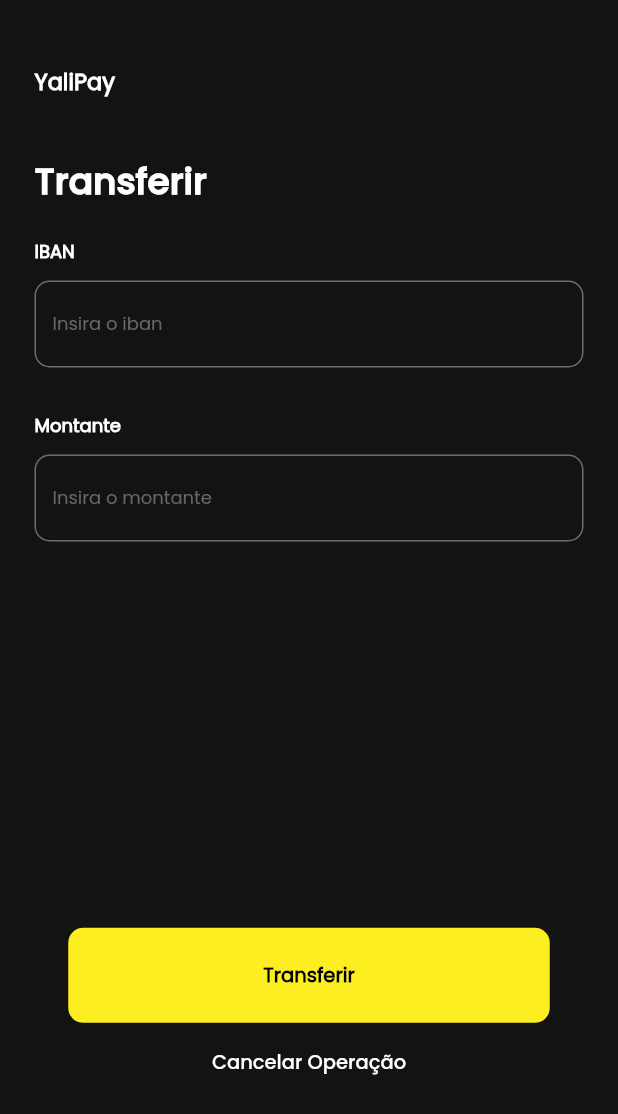
After one commit to The-open-source-week/Yalipay-mobile, a Flutter app: the TransferView screen opened directly, on a phone screen of 412 x 824 dp. The commit adds this screen. Shown: the top 1114 px of the screen. Run offline on Flutter 3.47's test engine with Material 2 defaults, Android fonts, the phone set to English and light mode, and no system bars.

Commit message:
TRansfer view

```diff
--- /dev/null
+++ b/lib/src/views/components/custom_app_component.dart
@@ -0,0 +1,34 @@
+import 'package:flutter/material.dart';
+import 'package:yalipay/src/utils/consts_utils.dart';
+
+class CustomAppBarComponent extends StatelessWidget {
+  final bool showShadowAppBar;
+  const CustomAppBarComponent({super.key, required this.showShadowAppBar});
+
+  @override
+  Widget build(BuildContext context) {
+    return Container(
+      height: 40,
+      padding: const EdgeInsets.symmetric(horizontal: 23),
+      width: double.infinity,
+      decoration: BoxDecoration(
+        color: colorBlackBG,
+        boxShadow: showShadowAppBar
+          ? const [
+              BoxShadow(
+                color: Color(0xFF000000),
+                offset: Offset(0.0, 5.0),
+                blurRadius: 5)
+            ]
+          : null
+        ),
+      child: const Text(
+        "YaliPay",
+        style: TextStyle(
+          fontWeight: FontWeight.w700,
+          fontSize: 15
+        ),
+      ),
+    );
+  }
+}
--- a/lib/src/views/home_view/home_view.dart
+++ b/lib/src/views/home_view/home_view.dart
@@ -2,10 +2,13 @@
 
 import 'package:flutter/material.dart';
 import 'package:yalipay/src/utils/consts_utils.dart';
+import 'package:yalipay/src/utils/navigator_util.dart';
 import 'package:yalipay/src/utils/size_device_util.dart';
 import 'package:yalipay/src/views/components/credit_card_component.dart';
+import 'package:yalipay/src/views/components/custom_app_component.dart';
 import 'package:yalipay/src/views/home_view/component/item_menu_component.dart';
 import 'package:yalipay/src/views/home_view/component/movement_component.dart';
+import 'package:yalipay/src/views/transfer_view/transfer_view.dart';
 
 class HomeView extends StatefulWidget {
   const HomeView({super.key});
@@ -18,6 +21,8 @@ class _HomeViewState extends State<HomeView> {
 
   final scrollController = ScrollController();
   bool showShadowAppBar = false;
+
+  bool isPageHome = true;
 
   @override
   void initState() {
@@ -41,30 +46,8 @@ class _HomeViewState extends State<HomeView> {
 
               const SizedBox(height: 43,),
 
-              Container(
-                height: 40,
-                padding: const EdgeInsets.symmetric(
-                  horizontal: 23
-                ),
-                width: double.infinity,
-
-                decoration:  BoxDecoration(
-                  color: colorBlackBG,
-                  boxShadow: showShadowAppBar ? const [
-                    BoxShadow(
-                      color: Color(0xFF000000),
-                      offset: Offset(0.0, 5.0),
-                      blurRadius: 5
-                    )
-                  ] : null
-                ),
-                child: const Text(
-                  "YaliPay",
-                  style: TextStyle(
-                    fontWeight: FontWeight.w700,
-                    fontSize: 15
-                  ),
-                ),
+              CustomAppBarComponent(
+                showShadowAppBar: showShadowAppBar,
               ),
 
               Expanded(
@@ -132,24 +115,27 @@ class _HomeViewState extends State<HomeView> {
         ),
         child: Row(
           mainAxisAlignment: MainAxisAlignment.spaceBetween,
-          children: const [
+          children: [
 
             ItemMenuComponent(
               iconDeselected: homeWhiteIcon,
               iconSelected: homeYellowIcon,
-              isSelected: true
+              isSelected: isPageHome,
+              onTap: () => setState(() => isPageHome = true),
             ),
 
             ItemMenuComponent(
               iconDeselected: transferWhiteIcon,
               iconSelected: transferWhiteIcon,
-              isSelected: false
+              isSelected: false,
+              onTap: () => GoTo.page(context, page: const TransferView()),
             ),
 
             ItemMenuComponent(
               iconDeselected: folderWhiteIcon,
-              iconSelected: folderWhiteIcon,
-              isSelected: false
+              iconSelected: folderYellowIcon,
+              isSelected: !isPageHome,
+              onTap: () => setState(() => isPageHome = false),
             ),
 
 
--- /dev/null
+++ b/lib/src/views/transfer_view/transfer_view.dart
@@ -0,0 +1,112 @@
+import 'package:flutter/material.dart';
+import 'package:yalipay/src/utils/consts_utils.dart';
+import 'package:yalipay/src/utils/size_device_util.dart';
+import 'package:yalipay/src/views/components/custom_app_component.dart';
+import 'package:yalipay/src/views/components/custom_button_component.dart';
+import 'package:yalipay/src/views/components/custom_textfield_component.dart';
+
+class TransferView extends StatefulWidget {
+  const TransferView({super.key});
+
+  @override
+  State<TransferView> createState() => _TransferViewState();
+}
+
+class _TransferViewState extends State<TransferView> {
+
+  final scrollController = ScrollController();
+  bool showShadowAppBar = false;
+
+  @override
+  void initState() {
+
+    scrollController.addListener(() {
+      setState(() => showShadowAppBar = scrollController.offset > 4);
+    });
+
+    super.initState();
+  }
+  @override
+  Widget build(BuildContext context) {
+    return Scaffold(
+      body: SafeArea(
+        child: SizedBox(
+          height: context.sizeDevice.height,
+          width: context.sizeDevice.width,
+          child: Column(
+            children: [
+
+              const SizedBox(height: 43,),
+
+              CustomAppBarComponent(
+                showShadowAppBar: showShadowAppBar
+              ),
+
+              Expanded(
+                child: ListView(
+                  controller: scrollController,
+                  padding: const EdgeInsets.symmetric(
+                    horizontal: 23
+                  ),
+
+                  children: [
+
+                    const SizedBox(height: 20,),
+
+                    const Text(
+                      "Transferir",
+                      style: TextStyle(
+                        fontSize: 24,
+                        fontWeight: FontWeight.w700,
+                        color: Colors.white,
+                        fontFamily: fontPoppinsMedium
+                      ),
+                    ),
+
+                    const SizedBox(height: 20,),
+
+                    const CustomTextfieldComponent(
+                      label: "IBAN",
+                      hint: "Insira o iban",
+                      textInputType: TextInputType.number,
+                    ),
+
+                    const SizedBox(height: 30,),
+
+                    const CustomTextfieldComponent(
+                      label: "Montante",
+                      hint: "Insira o montante",
+                      textInputType: TextInputType.number,
+                    ),
+
+                    SizedBox(height: context.sizeDevice.height / 3.2,),
+
+                    const CustomButtonCompoent(title: "Transferir"),
+
+
+                    const SizedBox(height: 17,),
+
+                    const Center(
+                      child: Text(
+                        "Cancelar Operação",
+                        style: TextStyle(
+                          fontSize: 13,
+                          fontWeight: FontWeight.w600,
+                          color: Colors.white,
+                          fontFamily: fontPoppinsMedium
+                        ),
+                      ),
+                    ),
+
+                  ],
+                ),
+              )
+
+
+            ],
+          ),
+        ),
+      ),
+    );
+  }
+}
```
